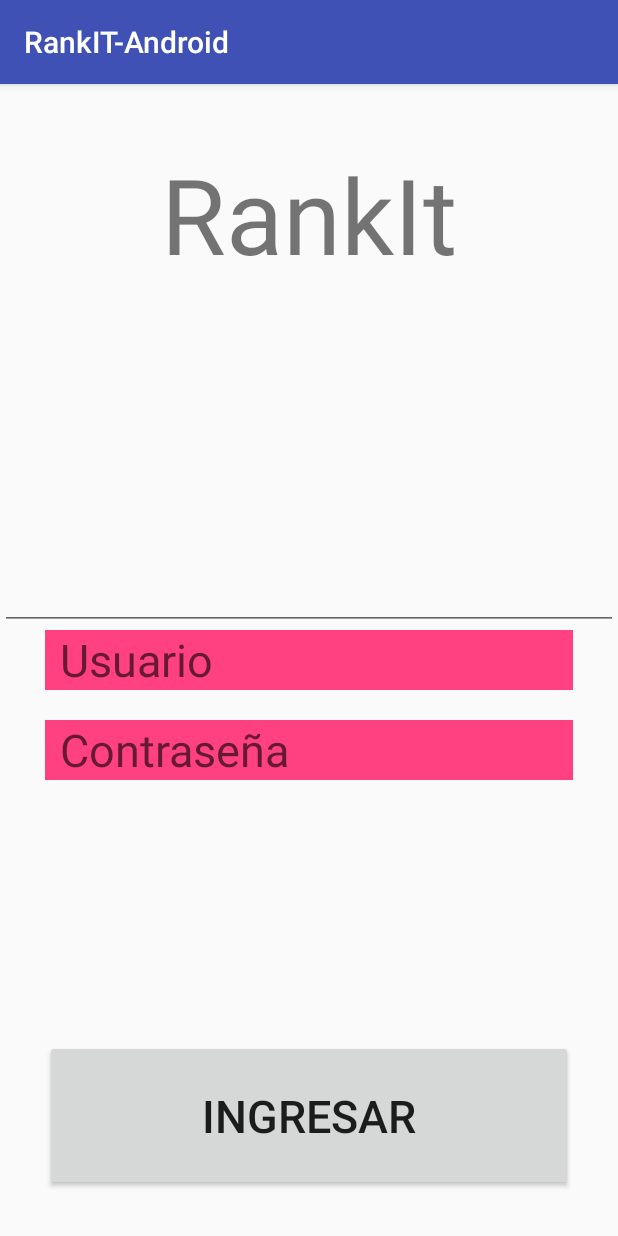
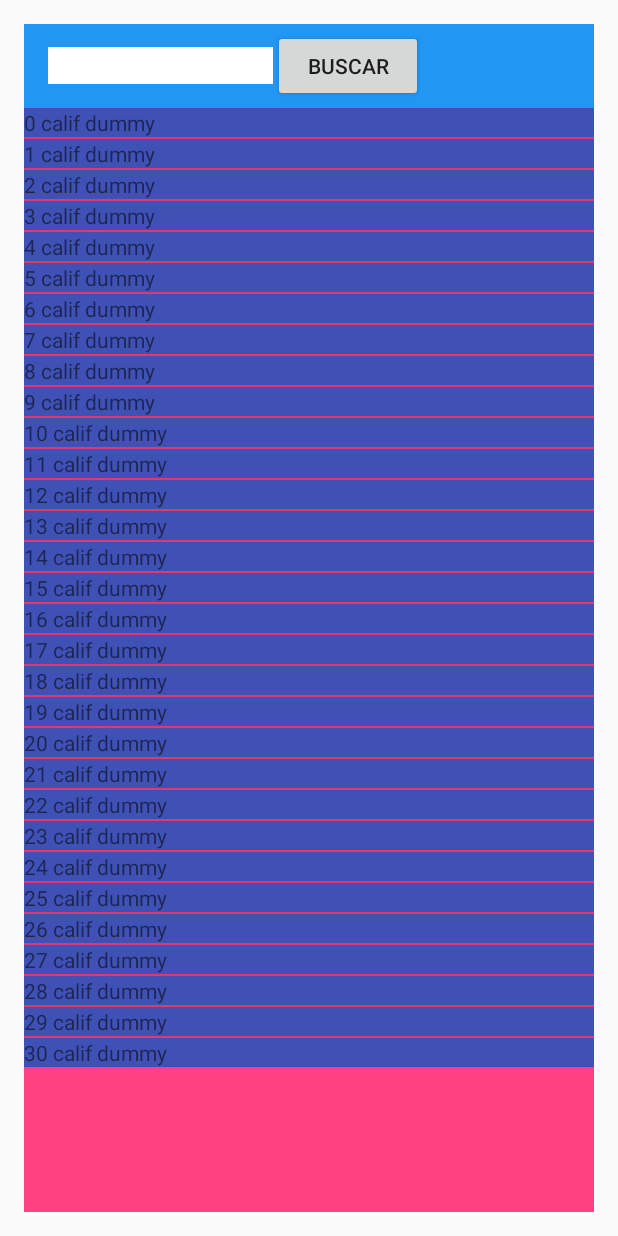
Before and after one commit to garciadiego1990/grupo1-RankIt-Interfaces, an Android app: the screen it shows after launch (LoginActivity before the commit, CalificacionesListActivity after it), after a tap on "INGRESAR", on a phone screen of 412 x 824 dp. Run offline under Robolectric (Android 15) with nearby library versions, the phone set to English and light mode, and no system bars.

Commit message:
Creado activity de lista de calificaciones y fragment -- hardcodeado. Creado una toolbar para esta vista sin funcionalidad por el momento.

```diff
--- a/RankIT-Android/app/src/main/AndroidManifest.xml
+++ b/RankIT-Android/app/src/main/AndroidManifest.xml
@@ -1,3 +1,4 @@
+<?xml version="1.0" encoding="utf-8"?>
 <manifest xmlns:android="http://schemas.android.com/apk/res/android"
     package="ar.edu.unq.uis.rankit_android">
 
@@ -7,13 +8,14 @@
         android:label="@string/app_name"
         android:supportsRtl="true"
         android:theme="@style/AppTheme">
-        <activity
-            android:name=".LoginActivity" >
+        <activity android:name=".LoginActivity">
             <intent-filter>
                 <action android:name="android.intent.action.MAIN" />
+
                 <category android:name="android.intent.category.LAUNCHER" />
             </intent-filter>
         </activity>
+        <activity android:name=".CalificacionesListActivity"></activity>
     </application>
 
 </manifest>
--- /dev/null
+++ b/RankIT-Android/app/src/main/java/ar/edu/unq/uis/rankit_android/CalificacionAdapter.java
@@ -0,0 +1,43 @@
+package ar.edu.unq.uis.rankit_android;
+
+import android.app.Activity;
+import android.content.Context;
+import android.database.DataSetObserver;
+import android.view.LayoutInflater;
+import android.view.View;
+import android.view.ViewGroup;
+import android.widget.ArrayAdapter;
+import android.widget.TextView;
+
+import java.util.List;
+
+import ar.edu.unq.uis.rankit_android.model.Calificacion;
+
+/**
+ * Created by aee on 11/11/16.
+ */
+public class CalificacionAdapter extends ArrayAdapter<Calificacion> {
+
+    public CalificacionAdapter(Context context, List<Calificacion> calificaciones) {
+        super(context, R.layout.calificacion_row, calificaciones);
+    }
+
+    @Override
+    public long getItemId(int position){
+        return this.getItem(position).getId();
+    }
+
+    @Override
+    public View getView(int position, View convertView, ViewGroup parent){
+        LayoutInflater inflater =
+                (LayoutInflater) this.getContext().getSystemService(Context.LAYOUT_INFLATER_SERVICE);
+
+        View rowView = inflater.inflate(R.layout.calificacion_row, parent, false);
+        final Calificacion calificacion = this.getItem(position);
+
+        TextView tvCalificacion = (TextView) rowView.findViewById(R.id.nombreCalificacion);
+        tvCalificacion.setText(calificacion.getNombre());
+
+        return rowView;
+    }
+}
--- /dev/null
+++ b/RankIT-Android/app/src/main/java/ar/edu/unq/uis/rankit_android/CalificacionesListActivity.java
@@ -0,0 +1,20 @@
+package ar.edu.unq.uis.rankit_android;
+
+import android.support.v7.app.AppCompatActivity;
+import android.os.Bundle;
+
+import ar.edu.unq.uis.rankit_android.model.Calificacion;
+
+public class CalificacionesListActivity extends AppCompatActivity implements CalificacionesListFragment.Callbacks {
+
+    @Override
+    protected void onCreate(Bundle savedInstanceState) {
+        super.onCreate(savedInstanceState);
+        setContentView(R.layout.activity_calificaciones_list);
+    }
+
+    @Override
+    public void onItemSelected(Calificacion calificacion) {
+        //TODO
+    }
+}
--- /dev/null
+++ b/RankIT-Android/app/src/main/java/ar/edu/unq/uis/rankit_android/CalificacionesListFragment.java
@@ -0,0 +1,37 @@
+package ar.edu.unq.uis.rankit_android;
+
+import android.app.ListFragment;
+import android.os.Bundle;
+import android.view.LayoutInflater;
+import android.view.View;
+import android.view.ViewGroup;
+
+import ar.edu.unq.uis.rankit_android.dummy.DataDummy;
+import ar.edu.unq.uis.rankit_android.model.Calificacion;
+
+/**
+ * Created by aee on 11/11/16.
+ */
+public class CalificacionesListFragment extends ListFragment {
+
+    public CalificacionesListFragment() {
+        super();
+    }
+
+    @Override
+    public void onCreate(Bundle savedInstanceState) {
+        super.onCreate(savedInstanceState);
+        this.setListAdapter(new CalificacionAdapter(this.getActivity(),
+                DataDummy.getInstance().getCalificaciones(null, 10)));
+    }
+
+    public interface Callbacks {
+        void onItemSelected(Calificacion calificacion);
+    }
+
+
+    @Override
+    public View onCreateView(LayoutInflater inflater, ViewGroup container, Bundle savedInstanceState) {
+        return inflater.inflate(R.layout.calificaciones_list_fragment, null, false);
+    }
+}
--- a/RankIT-Android/app/src/main/java/ar/edu/unq/uis/rankit_android/LoginActivity.java
+++ b/RankIT-Android/app/src/main/java/ar/edu/unq/uis/rankit_android/LoginActivity.java
@@ -1,7 +1,9 @@
 package ar.edu.unq.uis.rankit_android;
 
+import android.content.Intent;
 import android.support.v7.app.AppCompatActivity;
 import android.os.Bundle;
+import android.util.Log;
 import android.view.View;
 import android.widget.Button;
 import android.widget.EditText;
@@ -34,7 +36,14 @@ public class LoginActivity extends AppCompatActivity {
 
                 errorMsgET.setText(usuario+" "+contraseña);
                 errorMsgET.setVisibility(View.VISIBLE);
+
+                startCalificacionesListActivity();
             }
         });
     }
+
+    public void startCalificacionesListActivity(){
+        Intent detailIntent = new Intent(this, CalificacionesListActivity.class);
+        startActivity(detailIntent);
+    }
 }
--- /dev/null
+++ b/RankIT-Android/app/src/main/java/ar/edu/unq/uis/rankit_android/dummy/DataDummy.java
@@ -0,0 +1,38 @@
+package ar.edu.unq.uis.rankit_android.dummy;
+
+import android.provider.ContactsContract;
+
+import java.util.ArrayList;
+import java.util.List;
+
+import ar.edu.unq.uis.rankit_android.model.Calificacion;
+
+/**
+ * Created by aee on 11/11/16.
+ */
+
+public class DataDummy {
+
+    private List<Calificacion> calificaciones = new ArrayList<Calificacion>();
+
+    static final DataDummy INSTANCE = new DataDummy();
+
+    public DataDummy(){
+        for(int i=0; i<=30; i++)
+            this.calificaciones.add(new Calificacion(i+" calif dummy", i, i, "Un motivo hardcodeado..."));
+    }
+
+    public static DataDummy getInstance() {
+        return INSTANCE;
+    }
+
+    public List<Calificacion> getCalificaciones(String nombreCalificacion, Integer cantidad) {
+        List<Calificacion> listaFiltrada = new ArrayList<Calificacion>();
+        for(Calificacion c: this.calificaciones) {
+            if(true) { //c.getNombre().matches(nombreCalificacion)
+                listaFiltrada.add(c);
+            }
+        }
+        return listaFiltrada;
+    }
+}
--- /dev/null
+++ b/RankIT-Android/app/src/main/java/ar/edu/unq/uis/rankit_android/model/Calificacion.java
@@ -0,0 +1,55 @@
+package ar.edu.unq.uis.rankit_android.model;
+
+/**
+ * Created by aee on 11/11/16.
+ */
+public class Calificacion {
+
+    private String nombre;
+    private Integer id;
+    private Integer puntaje;
+    private String motivo;
+
+    public Calificacion(){
+        super();
+    }
+
+    public Calificacion(String nombre, Integer id, Integer puntaje, String motivo){
+        this.setNombre(nombre);
+        this.setId(id);
+        this.setPuntaje(puntaje);
+        this.setMotivo(motivo);
+    }
+
+    public String getNombre() {
+        return nombre;
+    }
+
+    public void setNombre(String nombre) {
+        this.nombre = nombre;
+    }
+
+    public Integer getId() {
+        return id;
+    }
+
+    public void setId(Integer id) {
+        this.id = id;
+    }
+
+    public Integer getPuntaje() {
+        return puntaje;
+    }
+
+    public void setPuntaje(Integer puntaje) {
+        this.puntaje = puntaje;
+    }
+
+    public String getMotivo() {
+        return motivo;
+    }
+
+    public void setMotivo(String motivo) {
+        this.motivo = motivo;
+    }
+}
--- /dev/null
+++ b/RankIT-Android/app/src/main/res/layout/activity_calificaciones_list.xml
@@ -0,0 +1,37 @@
+<?xml version="1.0" encoding="utf-8"?>
+<LinearLayout xmlns:android="http://schemas.android.com/apk/res/android"
+    xmlns:tools="http://schemas.android.com/tools"
+    android:id="@+id/activity_calificaciones_list"
+    android:layout_width="match_parent"
+    android:layout_height="match_parent"
+    android:orientation="vertical"
+    android:paddingBottom="@dimen/activity_vertical_margin"
+    android:paddingLeft="@dimen/activity_horizontal_margin"
+    android:paddingRight="@dimen/activity_horizontal_margin"
+    android:paddingTop="@dimen/activity_vertical_margin"
+    tools:context="ar.edu.unq.uis.rankit_android.CalificacionesListActivity">
+
+    <android.support.v7.widget.Toolbar
+        android:id="@+id/toolbar"
+        android:minHeight="?attr/actionBarSize"
+        android:background="#2196F3"
+        android:layout_width="match_parent"
+        android:layout_height="wrap_content">
+        <EditText
+            android:layout_width="150dp"
+            android:background="#FFF"
+            android:layout_height="match_parent"
+            />
+        <Button
+            android:layout_width="100dp"
+            android:layout_height="match_parent"
+            android:text="BUSCAR"
+            />
+    </android.support.v7.widget.Toolbar>
+
+    <fragment android:id="@+id/calificaciones_fragment"
+        android:layout_width="match_parent"
+        android:layout_height="match_parent"
+        android:name="ar.edu.unq.uis.rankit_android.CalificacionesListFragment"/>
+
+</LinearLayout>
--- /dev/null
+++ b/RankIT-Android/app/src/main/res/layout/calificacion_row.xml
@@ -0,0 +1,11 @@
+<?xml version="1.0" encoding="utf-8"?>
+<LinearLayout xmlns:android="http://schemas.android.com/apk/res/android"
+    android:orientation="vertical" android:layout_width="match_parent"
+    android:background="@color/colorPrimary"
+    android:layout_height="match_parent">
+
+    <TextView android:id="@+id/nombreCalificacion"
+        android:layout_width="match_parent"
+        android:layout_height="match_parent" />
+
+</LinearLayout>
--- /dev/null
+++ b/RankIT-Android/app/src/main/res/layout/calificaciones_list_fragment.xml
@@ -0,0 +1,23 @@
+<?xml version="1.0" encoding="utf-8"?>
+<LinearLayout
+    xmlns:android="http://schemas.android.com/apk/res/android"
+    android:layout_width="match_parent"
+    android:layout_height="match_parent"
+    android:background="@color/colorAccent"
+    android:orientation="vertical">
+
+    <ListView
+        android:id="@android:id/list"
+        android:layout_width="match_parent"
+        android:layout_height="wrap_content" >
+    </ListView>
+
+    <TextView
+        android:id="@android:id/empty"
+        android:layout_width="match_parent"
+        android:layout_height="wrap_content"
+        >
+
+    </TextView>
+
+</LinearLayout>
--- /dev/null
+++ b/RankIT-Android/app/src/main/res/values-w820dp/dimens.xml
@@ -0,0 +1,6 @@
+<resources>
+    <!-- Example customization of dimensions originally defined in res/values/dimens.xml
+         (such as screen margins) for screens with more than 820dp of available width. This
+         would include 7" and 10" devices in landscape (~960dp and ~1280dp respectively). -->
+    <dimen name="activity_horizontal_margin">64dp</dimen>
+</resources>
--- /dev/null
+++ b/RankIT-Android/app/src/main/res/values/dimens.xml
@@ -0,0 +1,5 @@
+<resources>
+    <!-- Default screen margins, per the Android Design guidelines. -->
+    <dimen name="activity_horizontal_margin">16dp</dimen>
+    <dimen name="activity_vertical_margin">16dp</dimen>
+</resources>
--- a/RankIT-Android/app/src/main/res/values/styles.xml
+++ b/RankIT-Android/app/src/main/res/values/styles.xml
@@ -1,11 +1,15 @@
 <resources>
 
     <!-- Base application theme. -->
-    <style name="AppTheme" parent="Theme.AppCompat.Light.DarkActionBar">
+    <style name="AppTheme" parent="AppTheme.Base"> <!--    <style name="AppTheme" parent=""> -->
         <!-- Customize your theme here. -->
+    </style>
+
+    <style name="AppTheme.Base" parent="Theme.AppCompat.Light.NoActionBar">
         <item name="colorPrimary">@color/colorPrimary</item>
         <item name="colorPrimaryDark">@color/colorPrimaryDark</item>
         <item name="colorAccent">@color/colorAccent</item>
     </style>
 
+
 </resources>
```
